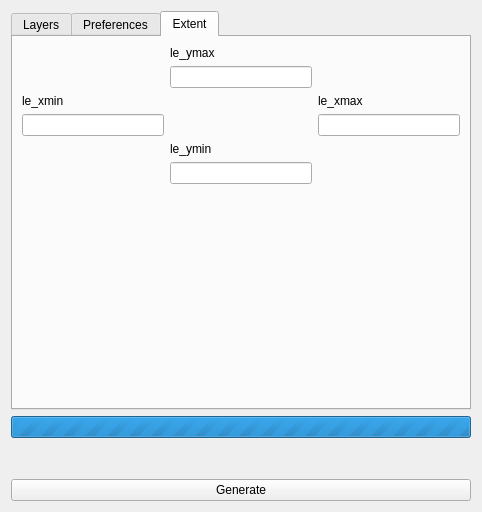
vongoethe/vizitown_plugin, file ui_vizitown.ui: the form before one commit.
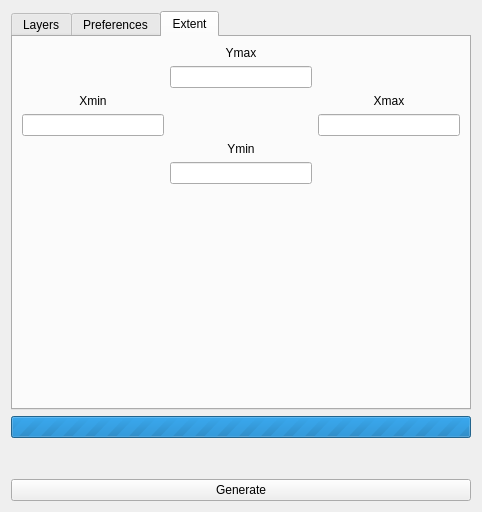
The form after the commit. The open tabs and pages were chosen to show the change. Icons and pictures are not drawn.

Commit message: Correct label for extent and a bug when reset the UI

```diff
--- a/ui_vizitown.ui
+++ b/ui_vizitown.ui
@@ -197,21 +197,30 @@
        <item row="2" column="2">
         <widget class="QLabel" name="label_11">
          <property name="text">
-          <string>le_xmin</string>
+          <string>Xmin</string>
+         </property>
+         <property name="alignment">
+          <set>Qt::AlignCenter</set>
          </property>
         </widget>
        </item>
        <item row="2" column="5">
         <widget class="QLabel" name="label_13">
          <property name="text">
-          <string>le_xmax</string>
+          <string>Xmax</string>
+         </property>
+         <property name="alignment">
+          <set>Qt::AlignCenter</set>
          </property>
         </widget>
        </item>
        <item row="4" column="3">
         <widget class="QLabel" name="label_12">
          <property name="text">
-          <string>le_ymin</string>
+          <string>Ymin</string>
+         </property>
+         <property name="alignment">
+          <set>Qt::AlignCenter</set>
          </property>
         </widget>
        </item>
@@ -232,7 +241,10 @@
        <item row="0" column="3">
         <widget class="QLabel" name="label_14">
          <property name="text">
-          <string>le_ymax</string>
+          <string>Ymax</string>
+         </property>
+         <property name="alignment">
+          <set>Qt::AlignCenter</set>
          </property>
         </widget>
        </item>
```
Left out of the diff: 7 changed lines with no effect on the pictures. The commit also changes 2 other files.
